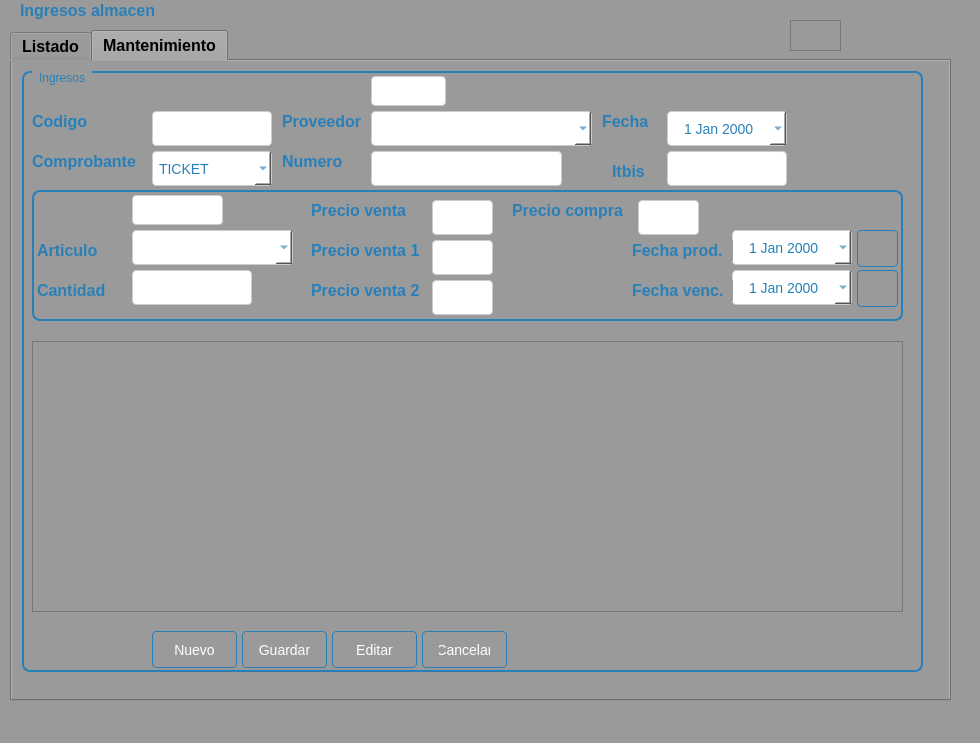
Above: Sistema de ventas/ui/FrmIngreso.ui from CodeDrTech/DevelopPython before the change. Below: the same form after it.
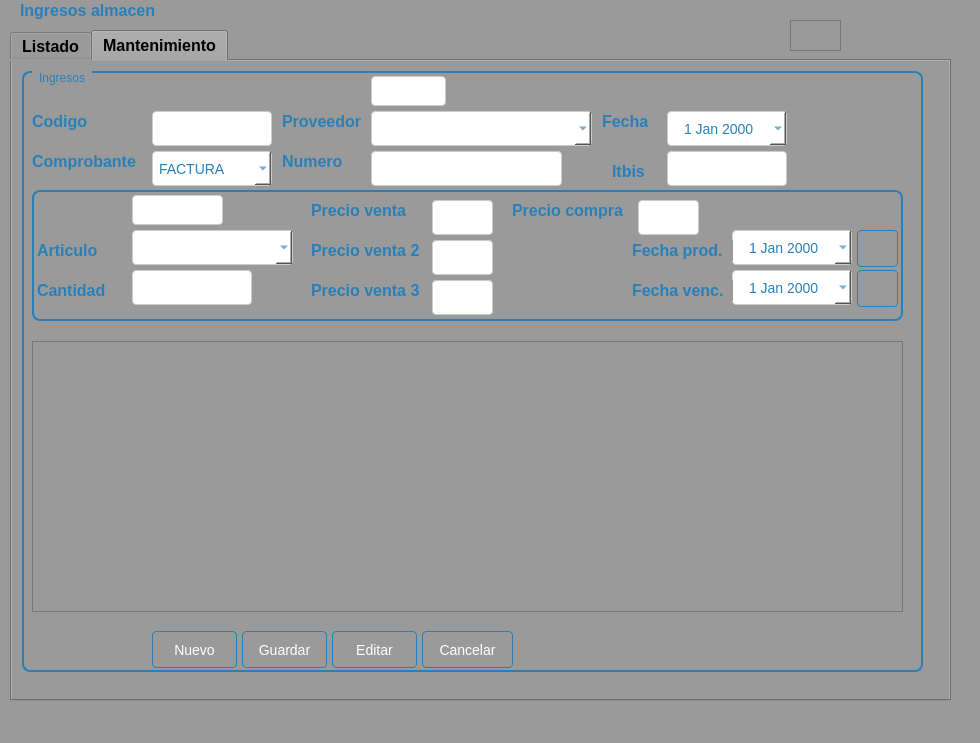
That is the form after the change. The open tabs and pages were chosen to show the change.

```diff
--- a/Sistema de ventas/ui/FrmIngreso.ui
+++ b/Sistema de ventas/ui/FrmIngreso.ui
@@ -683,7 +683,7 @@
         <rect>
          <x>400</x>
          <y>560</y>
-         <width>85</width>
+         <width>91</width>
          <height>37</height>
         </rect>
        </property>
@@ -922,11 +922,6 @@
 }
 </string>
        </property>
-       <item>
-        <property name="text">
-         <string>TICKET</string>
-        </property>
-       </item>
        <item>
         <property name="text">
          <string>FACTURA</string>
@@ -1306,7 +1301,7 @@
 }</string>
         </property>
         <property name="text">
-         <string>Precio venta 1</string>
+         <string>Precio venta 2</string>
         </property>
        </widget>
        <widget class="QLineEdit" name="txtPrecioCom">
@@ -1913,7 +1908,7 @@
 }</string>
         </property>
         <property name="text">
-         <string>Precio venta 2</string>
+         <string>Precio venta 3</string>
         </property>
        </widget>
        <widget class="QLineEdit" name="txtPrecioVen2">
```
Left out of the diff: 11 changed lines with no effect on the pictures.
